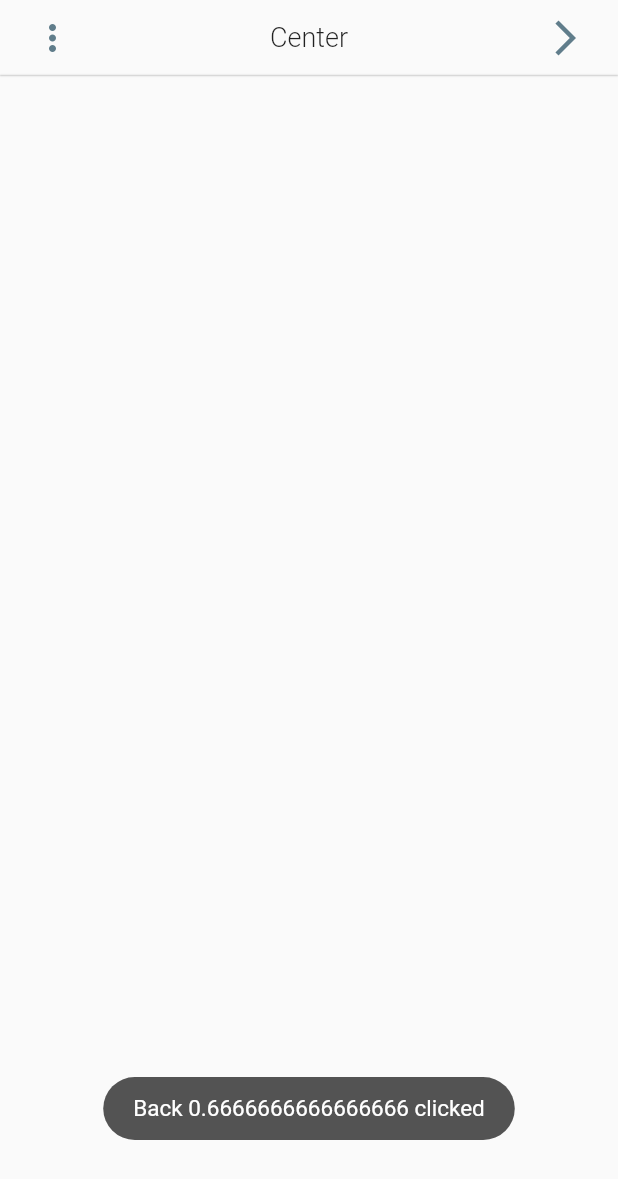
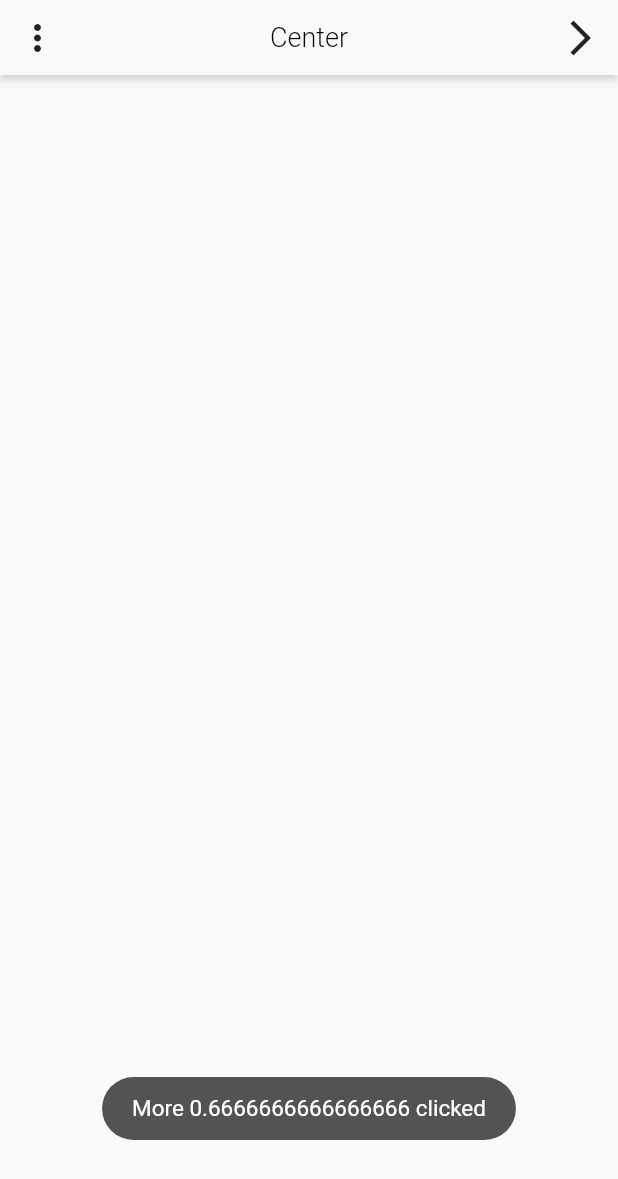
Before and after one commit to jozn/flip_app, a Flutter app: the TopNavBarPage screen opened directly, after a tap on the "more vert" icon, on a phone screen of 412 x 824 dp. Shown: the top 1179 px of the screen. Run offline on Flutter 3.47's test engine with Material 2 defaults, Android fonts, the phone set to English and light mode, and no system bars; our stand-ins replace toast; missing offline and left inert: color_convert.

Commit message:
Add BottomNavBar

```diff
--- a/lib/main.dart
+++ b/lib/main.dart
@@ -1,5 +1,6 @@
 import 'package:flip_app/shared/fcolors.dart';
 import 'package:flip_app/shared/my_colors.dart';
+import 'package:flip_app/ui/bottom_nav.dart';
 import 'package:flip_app/ui/hello_world.dart';
 import 'package:flip_app/ui/login.dart';
 import 'package:flip_app/ui/login/login_simple_green.dart';
@@ -60,6 +61,7 @@ class ListBasicRouteState extends State<ListBasicRoute> {
 
   Widget get(String title, Widget page) {
     return ListTile(
+      // dense: true,
       title: Text(title),
       onTap: () {
         goToPage(page);
@@ -115,6 +117,7 @@ class ListBasicRouteState extends State<ListBasicRoute> {
         get("Main Chat tab", ChatTabPage()),
         get("Hello World", HelloWorldPage()),
         get("TopNavBarPage", TopNavBarPage()),
+        get("BottomNavBarPage", BottomNavBarPage()),
         Divider(
           height: 2,
           color: MyColors.grey_95,
--- a/lib/shared/fcolors.dart
+++ b/lib/shared/fcolors.dart
@@ -3,10 +3,21 @@ import 'package:color_convert/color_convert.dart';
 import 'package:flutter/material.dart';
 
 class FColors {
-  static const Color background = Color(0xffffeeee);
+  // static const Color background = Color(0xffffeeee);
+  static const Color background = Color(0xffffffff);
   static const Color red = Colors.red;
   static const Color primary2 = Color(0xFF1976D2);
   // static Color primary2 = convert.hex.lab('DEADBF');;
   // static const Color primary = Color.;
 
+  // Top Nav bar
+  static const Color topNavBar_background = background;
+  static const Color topNavBar_buttons = Color(0xFF222222);
+  static const Color topNavBar_tittle = Color(0xFF000000);
+
+  // Bottom Nav bar
+  static const Color bottomNavBar_background = background;
+  static const Color bottomNavBar_icon = Color(0xFFff2222);
+  static const Color bottomNavBar_iconActive = Color(0xFFff6666);
+  static const Color bottomNavBar_tittle = Color(0xFF222222);
 }
--- a/lib/ui/top_nav.dart
+++ b/lib/ui/top_nav.dart
@@ -23,26 +23,29 @@ class TopNavBarSimpleState extends State<TopNavBarPage> {
         extendBodyBehindAppBar: false,
         body: SafeArea(
           child: Container(
-              // color: FColors.background,
-              height: 50 + s,
+              color: FColors.topNavBar_background,
+              height: 51,
               alignment: AlignmentDirectional.topCenter,
               child: Column(
                 mainAxisSize: MainAxisSize.min,
                 children: <Widget>[
-                  Container(
+                  Material(
+                    elevation: 2,
+                    shadowColor: Colors.grey[100],
+                    child: Container(
                       // color: Colors.blue,
                       child: SizedBox(
                         height: 50,
                         child: Row(
                           children: <Widget>[
                             SizedBox(
-                            width: 70,
+                              width: 50,
                               child: GestureDetector(
                                 child: IconButton(
-                                color: Colors.blueGrey,
+                                  color: FColors.topNavBar_buttons,
                                   splashRadius: 22,
                                   onPressed: () {
-                                  Shared.showToast(context, "Back $s");
+                                    Shared.showToast(context, "More $s");
                                   },
                                   icon: Icon(
                                     Icons.more_vert,
@@ -56,16 +59,17 @@ class TopNavBarSimpleState extends State<TopNavBarPage> {
                                   child: Text(
                                 "Center",
                                 style: TextStyle(
+                                  color: FColors.topNavBar_tittle,
                                   fontSize: 18,
                                   fontWeight: FontWeight.w300,
                                 ),
                               )),
                             ),
                             SizedBox(
-                            width: 70,
+                              width: 50,
                               child: GestureDetector(
                                 child: IconButton(
-                                color: Colors.blueGrey,
+                                  color: FColors.topNavBar_buttons,
                                   splashRadius: 22,
                                   onPressed: () {
                                     Shared.showToast(context, "Back $s");
@@ -81,7 +85,9 @@ class TopNavBarSimpleState extends State<TopNavBarPage> {
                         ),
                       ),
                     ),
-                  Container(
+                  ),
+
+                  /*          Container(
                     height: Shared.getLogicalPixelFromDevicePixel(context, 1),
                     width: double.infinity,
                     // color: Colors.grey[200],
@@ -98,7 +104,7 @@ class TopNavBarSimpleState extends State<TopNavBarPage> {
                     // child: PhysicalModel(
                     //   color: Colors.,
                     // )
-                  )
+                  )*/
                 ],
               )),
         ));
```
Also changed, not shown: lib/ui/bottom_nav.dart (added, +153 -0 lines). Lines whose indentation alone changed are shown as unchanged.
